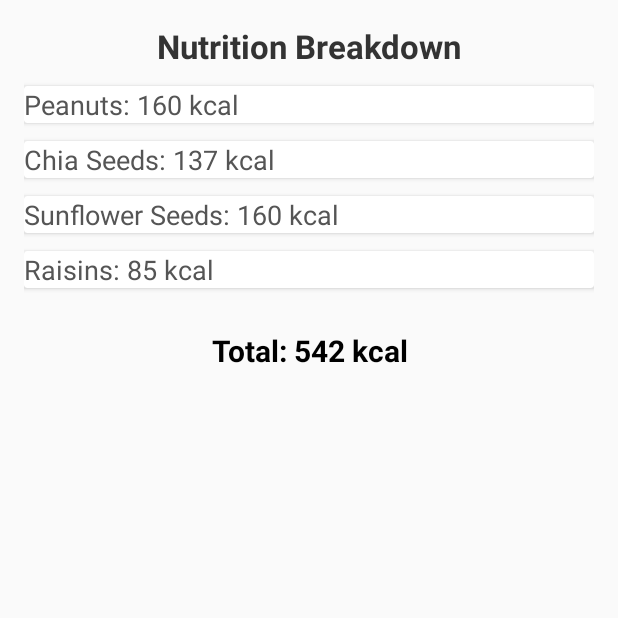
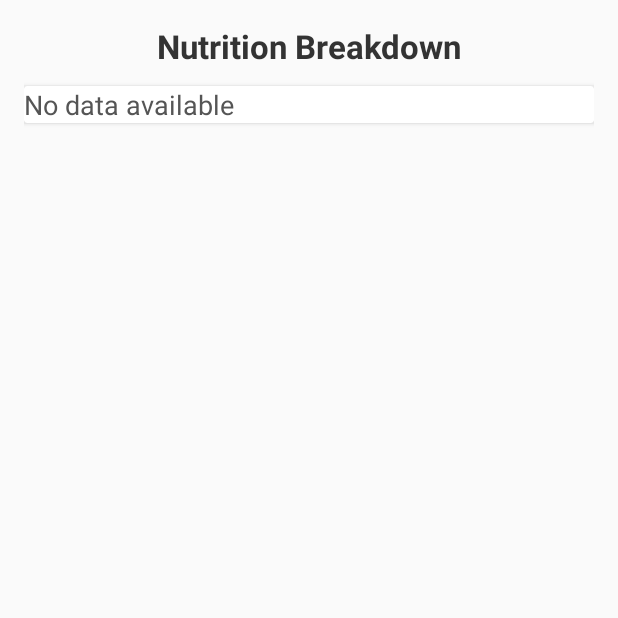
Before and after one commit to Kartik014/Calorie_Count, an Android app built with Jetpack Compose: the ResultsActivity screen opened directly, with no data from a screen before it, on a phone screen of 412 x 824 dp, the top half of it. Run offline under Robolectric (Android 15) with nearby library versions, the phone set to English and light mode, and no system bars.

Commit message:
updated code

```diff
--- a/app/build.gradle.kts
+++ b/app/build.gradle.kts
@@ -51,6 +51,7 @@ dependencies {
     implementation(libs.androidx.material3)
     implementation("com.squareup.okhttp3:okhttp:4.12.0")
     implementation("androidx.cardview:cardview:1.0.0")
+    implementation("org.json:json:20240303")
     implementation(libs.androidx.appcompat)
     testImplementation(libs.junit)
     androidTestImplementation(libs.androidx.junit)
--- a/app/src/main/java/com/example/caloriecount/MainActivity.kt
+++ b/app/src/main/java/com/example/caloriecount/MainActivity.kt
@@ -7,6 +7,7 @@ import android.graphics.BitmapFactory
 import android.net.Uri
 import android.os.Bundle
 import android.provider.MediaStore
+import android.util.Log
 import android.widget.Button
 import android.widget.ImageView
 import android.widget.Toast
@@ -16,10 +17,12 @@ import androidx.core.content.ContextCompat
 import androidx.core.content.FileProvider
 import okhttp3.*
 import okhttp3.MediaType.Companion.toMediaTypeOrNull
+import org.json.JSONObject
 import java.io.File
 import java.io.IOException
 import java.text.SimpleDateFormat
 import java.util.*
+import java.util.concurrent.TimeUnit
 
 class MainActivity : AppCompatActivity() {
 
@@ -28,6 +31,7 @@ class MainActivity : AppCompatActivity() {
     private val CAMERA_REQUEST_CODE = 1
     private val REQUEST_CAMERA_PERMISSION = 100
     private lateinit var buttonResults: Button
+    private lateinit var data: String
 
     override fun onCreate(savedInstanceState: Bundle?) {
         super.onCreate(savedInstanceState)
@@ -37,7 +41,7 @@ class MainActivity : AppCompatActivity() {
         val buttonCapture: Button = findViewById(R.id.buttonCapture)
         buttonResults = findViewById(R.id.buttonResults)
 
-        buttonResults.isEnabled = true // Disable until upload completes
+        buttonResults.isEnabled = false // Disable until upload completes
 
         if (ContextCompat.checkSelfPermission(this, android.Manifest.permission.CAMERA)
             != PackageManager.PERMISSION_GRANTED
@@ -64,6 +68,7 @@ class MainActivity : AppCompatActivity() {
             intent.putExtra("calories", "542")
             intent.putExtra("proteins", "18g")
             intent.putExtra("vitamins", "A, C, D")
+            intent.putExtra("data", data.toString())
             startActivity(intent)
         }
     }
@@ -97,28 +102,40 @@ class MainActivity : AppCompatActivity() {
     }
 
     private fun uploadImage(file: File) {
-        val client = OkHttpClient()
+        val client = OkHttpClient.Builder()
+            .connectTimeout(60, TimeUnit.SECONDS) // connection timeout
+            .readTimeout(60, TimeUnit.SECONDS)    // socket read timeout
+            .writeTimeout(60, TimeUnit.SECONDS)   // socket write timeout
+            .build()
         val requestBody = MultipartBody.Builder()
             .setType(MultipartBody.FORM)
             .addFormDataPart("image", file.name, RequestBody.create("image/*".toMediaTypeOrNull(), file))
             .build()
 
         val request = Request.Builder()
-            .url("http://192.168.0.189:3000/upload") // Update to your IP
+            .url("https://8c18-59-89-50-211.ngrok-free.app/upload") // Update to your IP
             .post(requestBody)
             .build()
 
         client.newCall(request).enqueue(object : Callback {
             override fun onFailure(call: Call, e: IOException) {
                 e.printStackTrace()
+                Log.e("UploadError", "Image upload failed: ${e.message}", e)
                 runOnUiThread {
                     Toast.makeText(this@MainActivity, "Upload failed", Toast.LENGTH_SHORT).show()
                 }
             }
 
             override fun onResponse(call: Call, response: Response) {
+                val responseBody = response.body?.string()
+                if (responseBody != null) {
+                    val json = JSONObject(responseBody)
+                    val forwardedResponse = json.optJSONObject("forwardedResponse")
+                    data = forwardedResponse?.optString("result") ?: "No data in forwarded response"
+                }
                 runOnUiThread {
                     Toast.makeText(this@MainActivity, "Upload successful", Toast.LENGTH_SHORT).show()
+                    Log.d("data", data)
                     buttonResults.isEnabled = true
                 }
             }
--- a/app/src/main/java/com/example/caloriecount/ResultsActivity.kt
+++ b/app/src/main/java/com/example/caloriecount/ResultsActivity.kt
@@ -10,17 +10,19 @@ class ResultsActivity : AppCompatActivity() {
         super.onCreate(savedInstanceState)
         setContentView(R.layout.activity_results)
 
+        val data = intent.getStringExtra("data")
+
         val peanutsTextView: TextView = findViewById(R.id.peanutsCalories)
-        val chiaTextView: TextView = findViewById(R.id.chiaCalories)
-        val sunflowerTextView: TextView = findViewById(R.id.sunflowerCalories)
-        val raisinsTextView: TextView = findViewById(R.id.raisinsCalories)
-        val totalCaloriesTextView: TextView = findViewById(R.id.totalCalories)
+//        val chiaTextView: TextView = findViewById(R.id.chiaCalories)
+//        val sunflowerTextView: TextView = findViewById(R.id.sunflowerCalories)
+//        val raisinsTextView: TextView = findViewById(R.id.raisinsCalories)
+//        val totalCaloriesTextView: TextView = findViewById(R.id.totalCalories)
 
         // Example values (ideally get these from intent or backend)
-        peanutsTextView.text = "Peanuts: 160 kcal"
-        chiaTextView.text = "Chia Seeds: 137 kcal"
-        sunflowerTextView.text = "Sunflower Seeds: 160 kcal"
-        raisinsTextView.text = "Raisins: 85 kcal"
-        totalCaloriesTextView.text = "Total: 542 kcal"
+        peanutsTextView.text = data ?: "No data available"
+//        chiaTextView.text = "Chia Seeds: 137 kcal"
+//        sunflowerTextView.text = "Sunflower Seeds: 160 kcal"
+//        raisinsTextView.text = "Raisins: 85 kcal"
+//        totalCaloriesTextView.text = "Total: 542 kcal"
     }
 }
--- a/app/src/main/res/layout/activity_results.xml
+++ b/app/src/main/res/layout/activity_results.xml
@@ -39,68 +39,68 @@
                 android:textColor="#555" />
         </androidx.cardview.widget.CardView>
 
-        <androidx.cardview.widget.CardView
-            android:layout_width="match_parent"
-            android:layout_height="wrap_content"
-            android:layout_marginBottom="12dp"
-            android:elevation="4dp"
-            android:padding="16dp"
-            android:backgroundTint="#FFFFFF">
+<!--        <androidx.cardview.widget.CardView-->
+<!--            android:layout_width="match_parent"-->
+<!--            android:layout_height="wrap_content"-->
+<!--            android:layout_marginBottom="12dp"-->
+<!--            android:elevation="4dp"-->
+<!--            android:padding="16dp"-->
+<!--            android:backgroundTint="#FFFFFF">-->
 
-            <TextView
-                android:id="@+id/chiaCalories"
-                android:layout_width="wrap_content"
-                android:layout_height="wrap_content"
-                android:text="Chia Seeds: "
-                android:textSize="18sp"
-                android:textColor="#555" />
-        </androidx.cardview.widget.CardView>
+<!--            <TextView-->
+<!--                android:id="@+id/chiaCalories"-->
+<!--                android:layout_width="wrap_content"-->
+<!--                android:layout_height="wrap_content"-->
+<!--                android:text="Chia Seeds: "-->
+<!--                android:textSize="18sp"-->
+<!--                android:textColor="#555" />-->
+<!--        </androidx.cardview.widget.CardView>-->
 
-        <androidx.cardview.widget.CardView
-            android:layout_width="match_parent"
-            android:layout_height="wrap_content"
-            android:layout_marginBottom="12dp"
-            android:elevation="4dp"
-            android:padding="16dp"
-            android:backgroundTint="#FFFFFF">
+<!--        <androidx.cardview.widget.CardView-->
+<!--            android:layout_width="match_parent"-->
+<!--            android:layout_height="wrap_content"-->
+<!--            android:layout_marginBottom="12dp"-->
+<!--            android:elevation="4dp"-->
+<!--            android:padding="16dp"-->
+<!--            android:backgroundTint="#FFFFFF">-->
 
-            <TextView
-                android:id="@+id/sunflowerCalories"
-                android:layout_width="wrap_content"
-                android:layout_height="wrap_content"
-                android:text="Sunflower Seeds: "
-                android:textSize="18sp"
-                android:textColor="#555" />
-        </androidx.cardview.widget.CardView>
+<!--            <TextView-->
+<!--                android:id="@+id/sunflowerCalories"-->
+<!--                android:layout_width="wrap_content"-->
+<!--                android:layout_height="wrap_content"-->
+<!--                android:text="Sunflower Seeds: "-->
+<!--                android:textSize="18sp"-->
+<!--                android:textColor="#555" />-->
+<!--        </androidx.cardview.widget.CardView>-->
 
-        <androidx.cardview.widget.CardView
-            android:layout_width="match_parent"
-            android:layout_height="wrap_content"
-            android:layout_marginBottom="12dp"
-            android:elevation="4dp"
-            android:padding="16dp"
-            android:backgroundTint="#FFFFFF">
+<!--        <androidx.cardview.widget.CardView-->
+<!--            android:layout_width="match_parent"-->
+<!--            android:layout_height="wrap_content"-->
+<!--            android:layout_marginBottom="12dp"-->
+<!--            android:elevation="4dp"-->
+<!--            android:padding="16dp"-->
+<!--            android:backgroundTint="#FFFFFF">-->
 
-            <TextView
-                android:id="@+id/raisinsCalories"
-                android:layout_width="wrap_content"
-                android:layout_height="wrap_content"
-                android:text="Raisins: "
-                android:textSize="18sp"
-                android:textColor="#555" />
-        </androidx.cardview.widget.CardView>
+<!--            <TextView-->
+<!--                android:id="@+id/raisinsCalories"-->
+<!--                android:layout_width="wrap_content"-->
+<!--                android:layout_height="wrap_content"-->
+<!--                android:text="Raisins: "-->
+<!--                android:textSize="18sp"-->
+<!--                android:textColor="#555" />-->
+<!--        </androidx.cardview.widget.CardView>-->
 
-        <!-- Total Calories Summary -->
-        <TextView
-            android:id="@+id/totalCalories"
-            android:layout_width="match_parent"
-            android:layout_height="wrap_content"
-            android:text="Total: "
-            android:textSize="20sp"
-            android:textStyle="bold"
-            android:textColor="#000"
-            android:gravity="center"
-            android:paddingTop="16dp" />
+<!--        &lt;!&ndash; Total Calories Summary &ndash;&gt;-->
+<!--        <TextView-->
+<!--            android:id="@+id/totalCalories"-->
+<!--            android:layout_width="match_parent"-->
+<!--            android:layout_height="wrap_content"-->
+<!--            android:text="Total: "-->
+<!--            android:textSize="20sp"-->
+<!--            android:textStyle="bold"-->
+<!--            android:textColor="#000"-->
+<!--            android:gravity="center"-->
+<!--            android:paddingTop="16dp" />-->
 
     </LinearLayout>
 </ScrollView>
```
